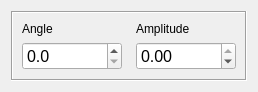
The window that lattice/clients/qtui/compensationlinescan.ui (HaeffnerLab/HaeffnerLabLattice) describes before a commit, drawn with Qt 5.
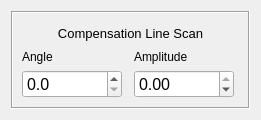
The same window after the commit.

What changed in the file:
```diff
--- a/lattice/clients/qtui/compensationlinescan.ui
+++ b/lattice/clients/qtui/compensationlinescan.ui
@@ -6,16 +6,28 @@
    <rect>
     <x>0</x>
     <y>0</y>
-    <width>258</width>
-    <height>89</height>
+    <width>261</width>
+    <height>120</height>
    </rect>
   </property>
   <property name="sizePolicy">
-   <sizepolicy hsizetype="Preferred" vsizetype="Preferred">
+   <sizepolicy hsizetype="Minimum" vsizetype="Minimum">
     <horstretch>0</horstretch>
     <verstretch>0</verstretch>
    </sizepolicy>
   </property>
+  <property name="minimumSize">
+   <size>
+    <width>261</width>
+    <height>120</height>
+   </size>
+  </property>
+  <property name="maximumSize">
+   <size>
+    <width>261</width>
+    <height>120</height>
+   </size>
+  </property>
   <property name="windowTitle">
    <string>Form</string>
   </property>
@@ -23,7 +35,7 @@
    <item>
     <widget class="QFrame" name="frame">
      <property name="sizePolicy">
-      <sizepolicy hsizetype="Minimum" vsizetype="Minimum">
+      <sizepolicy hsizetype="MinimumExpanding" vsizetype="MinimumExpanding">
        <horstretch>0</horstretch>
        <verstretch>0</verstretch>
       </sizepolicy>
@@ -35,10 +47,10 @@
       <enum>QFrame::Sunken</enum>
      </property>
      <layout class="QGridLayout" name="gridLayout">
-      <item row="0" column="0">
+      <item row="1" column="0">
        <widget class="QLabel" name="label">
         <property name="sizePolicy">
-         <sizepolicy hsizetype="Expanding" vsizetype="Preferred">
+         <sizepolicy hsizetype="MinimumExpanding" vsizetype="Fixed">
           <horstretch>0</horstretch>
           <verstretch>0</verstretch>
          </sizepolicy>
@@ -48,17 +60,23 @@
         </property>
        </widget>
       </item>
-      <item row="0" column="1">
+      <item row="1" column="1">
        <widget class="QLabel" name="label_3">
+        <property name="sizePolicy">
+         <sizepolicy hsizetype="MinimumExpanding" vsizetype="Fixed">
+          <horstretch>0</horstretch>
+          <verstretch>0</verstretch>
+         </sizepolicy>
+        </property>
         <property name="text">
          <string>Amplitude</string>
         </property>
        </widget>
       </item>
-      <item row="1" column="0">
+      <item row="2" column="0">
        <widget class="QDoubleSpinBox" name="angle">
         <property name="sizePolicy">
-         <sizepolicy hsizetype="Expanding" vsizetype="Fixed">
+         <sizepolicy hsizetype="MinimumExpanding" vsizetype="Minimum">
           <horstretch>0</horstretch>
           <verstretch>0</verstretch>
          </sizepolicy>
@@ -85,10 +103,10 @@
         </property>
        </widget>
       </item>
-      <item row="1" column="1">
+      <item row="2" column="1">
        <widget class="QDoubleSpinBox" name="amplitude">
         <property name="sizePolicy">
-         <sizepolicy hsizetype="Expanding" vsizetype="Minimum">
+         <sizepolicy hsizetype="MinimumExpanding" vsizetype="Minimum">
           <horstretch>0</horstretch>
           <verstretch>0</verstretch>
          </sizepolicy>
@@ -118,6 +136,21 @@
         </property>
        </widget>
       </item>
+      <item row="0" column="0" colspan="2">
+       <widget class="QLabel" name="label_2">
+        <property name="font">
+         <font>
+          <pointsize>10</pointsize>
+         </font>
+        </property>
+        <property name="text">
+         <string>Compensation Line Scan</string>
+        </property>
+        <property name="alignment">
+         <set>Qt::AlignCenter</set>
+        </property>
+       </widget>
+      </item>
      </layout>
     </widget>
    </item>
```
